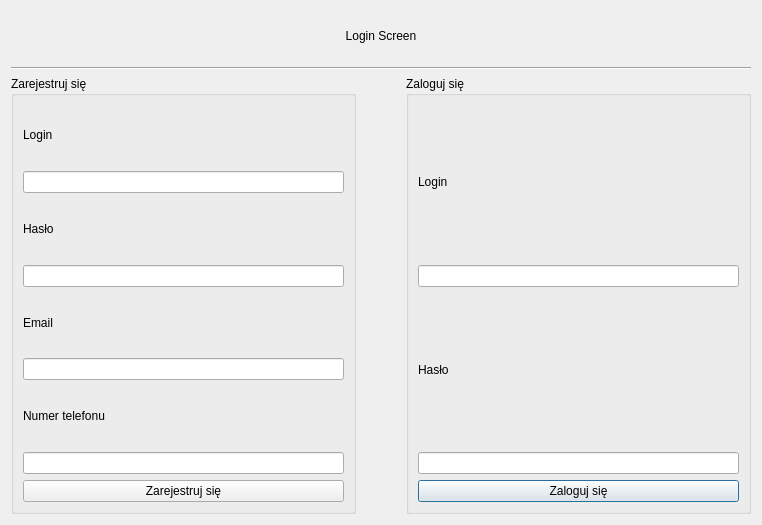
The window that login.ui (Zbynkus9/BazyDanychJachtyApp) describes before a commit, drawn with Qt 5.
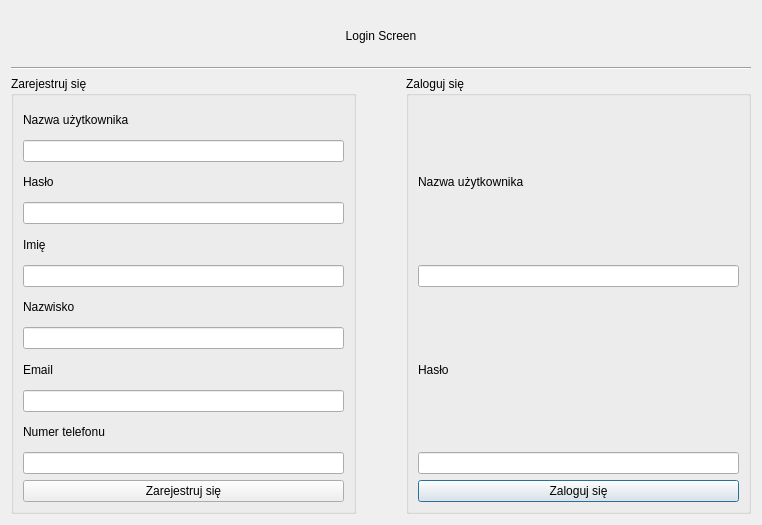
The same window after the commit.

Diff of the .ui file:
```diff
--- a/login.ui
+++ b/login.ui
@@ -41,7 +41,7 @@
         <item>
          <widget class="QLabel" name="LoginLoginLaber">
           <property name="text">
-           <string>Login</string>
+           <string>Nazwa użytkownika</string>
           </property>
          </widget>
         </item>
@@ -107,7 +107,7 @@
         <item>
          <widget class="QLabel" name="RegLoginLabel">
           <property name="text">
-           <string>Login</string>
+           <string>Nazwa użytkownika</string>
           </property>
          </widget>
         </item>
@@ -130,6 +130,34 @@
         </item>
        </layout>
       </item>
+      <item>
+       <layout class="QVBoxLayout" name="RegFirstNameLayoutV">
+        <item>
+         <widget class="QLabel" name="RegFirstNameLabel">
+          <property name="text">
+           <string>Imię</string>
+          </property>
+         </widget>
+        </item>
+        <item>
+         <widget class="QLineEdit" name="RegFirstNameText"/>
+        </item>
+       </layout>
+      </item>
+      <item>
+       <layout class="QVBoxLayout" name="RegLastNameLayoutV">
+        <item>
+         <widget class="QLabel" name="RegLastNameLabel">
+          <property name="text">
+           <string>Nazwisko</string>
+          </property>
+         </widget>
+        </item>
+        <item>
+         <widget class="QLineEdit" name="RegLastNameText"/>
+        </item>
+       </layout>
+      </item>
       <item>
        <layout class="QVBoxLayout" name="RegEmailLayoutV">
         <item>
```
Left out of the diff: 3 changed lines with no effect on the pictures.
